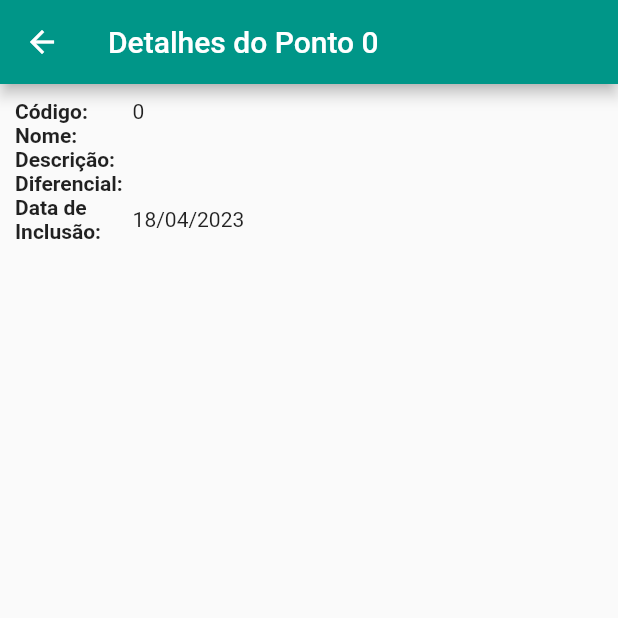
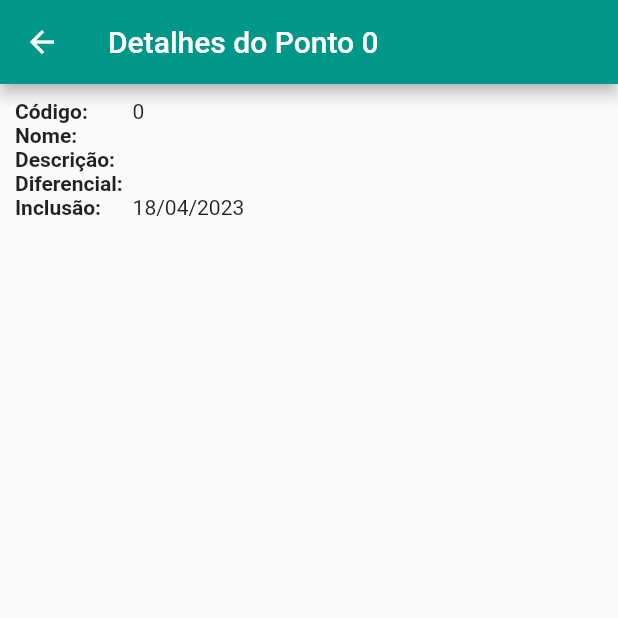
Before and after one commit to Djonatan007/pontos_turisticos, a Flutter app: the DetalhePonto screen opened directly with empty values, on a phone screen of 412 x 824 dp, the top half of it. Run offline on Flutter 3.47's test engine with Material 2 defaults, Android fonts, the phone set to English and light mode, and no system bars; our stand-ins replace shared_preferences, sqflite; accounts and stored records are empty.

Commit message:
Entrega 02

```diff
--- a/lib/pages/detalhe_ponto.dart
+++ b/lib/pages/detalhe_ponto.dart
@@ -58,7 +58,7 @@ class _DetalhePontoState extends State<DetalhePonto> {
           ),
           Row(
             children: [
-              Campo(descricao: 'Data de Inclusão: '),
+              Campo(descricao: 'Inclusão: '),
               Valor(valor: '${widget.pontoTuristico.dataInclusaoFormatado}')
             ],
           )
```
